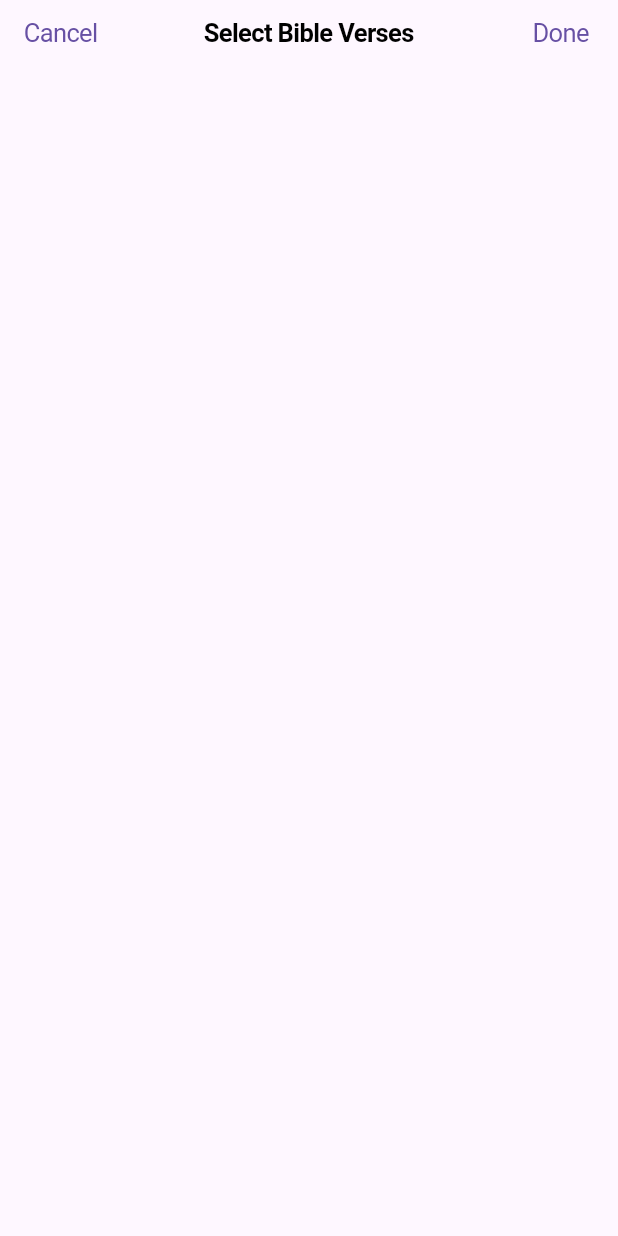
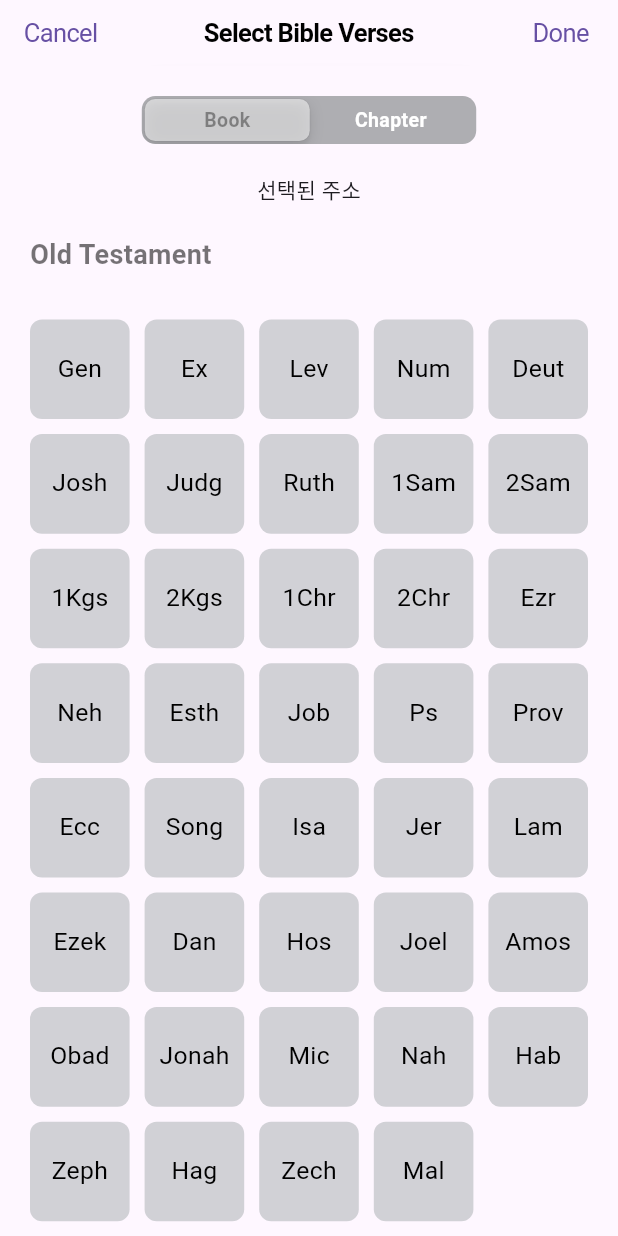
Before and after one commit to ashjang/LordBible_flutter, a Flutter app: the BibleSelect screen opened directly, on a phone screen of 412 x 824 dp. Run offline on Flutter 3.47's test engine with Material 3 defaults, Android fonts, the phone set to English and light mode, and no system bars; our stand-ins replace firebase_core, firebase_database, get; accounts and stored records are empty; generated files the repository leaves out were written again.

Commit message:
[add]: bible_select_book
- 말씀 구절 택하는 화면에서 book 선택하기

```diff
--- /dev/null
+++ b/lib/src/controller/bible_select_book.dart
@@ -0,0 +1,81 @@
+import 'package:flutter/cupertino.dart';
+import 'package:flutter/material.dart';
+import 'package:lord_bible/src/data/bible_data.dart';
+
+class BibleSelectBook extends StatelessWidget {
+  final String? selectedBook;
+  final ValueChanged<String> onBookedSelected;
+
+  const BibleSelectBook({
+    super.key,
+    required this.selectedBook,
+    required this.onBookedSelected,
+  });
+
+  @override
+  Widget build(BuildContext context) {
+    double textScaleFactor = MediaQuery.of(context).textScaleFactor;
+    int crossAxisCount = textScaleFactor > 1.0 ? 4 : 5;
+
+    return SingleChildScrollView(
+      child: Column(
+        crossAxisAlignment: CrossAxisAlignment.start,
+        children: [
+          const Padding(
+            padding: EdgeInsets.symmetric(vertical: 10, horizontal: 20),
+            child: Text("Old Testament",
+              style: TextStyle(fontSize: 18, fontWeight: FontWeight.bold, color: Colors.black54),
+            ),
+          ),
+          buildGridView(context, oldTestament, crossAxisCount),
+          const Padding(
+            padding: EdgeInsets.symmetric(vertical: 10, horizontal: 20),
+            child: Text("New Testament",
+              style: TextStyle(fontSize: 18, fontWeight: FontWeight.bold, color: Colors.black54),
+            ),
+          ),
+          buildGridView(context, newTestament, crossAxisCount),
+        ],
+      ),
+    );
+  }
+
+  Widget buildGridView(BuildContext context, List<String> books, int crossAxisCount) {
+    double fontSize = MediaQuery.of(context).size.width * 0.04;
+    return GridView.builder(
+      shrinkWrap: true,
+      physics: const NeverScrollableScrollPhysics(),
+      padding: const EdgeInsets.all(20),
+      gridDelegate: SliverGridDelegateWithFixedCrossAxisCount(
+        crossAxisCount: crossAxisCount,
+        crossAxisSpacing: 10,
+        mainAxisSpacing: 10,
+      ),
+      itemCount: books.length,
+      itemBuilder: (context, index) {
+        String book = books[index];
+        return GestureDetector(
+          onTap: () => onBookedSelected(book),
+          child: Container(
+            decoration: BoxDecoration(
+              color: selectedBook == book
+                  ? CupertinoColors.systemFill.withOpacity(0.7)
+                  : CupertinoColors.systemGrey4,
+              borderRadius: BorderRadius.circular(8),
+            ),
+            child: Center(
+              child: Text(
+                book,
+                style: TextStyle(
+                  fontSize: fontSize,
+                  fontWeight: selectedBook == book ? FontWeight.bold : FontWeight.normal,
+                  color: selectedBook == book ? Colors.white : Colors.black,
+                ),
+              ),
+            ),
+          ),
+        );
+      },
+    );
+  }
+}
--- /dev/null
+++ b/lib/src/data/bible_data.dart
@@ -0,0 +1,89 @@
+final Map<String, int> bibleData = {
+  "Gen": 50,
+  "Ex": 40,
+  "Lev": 27,
+  "Num": 36,
+  "Deut": 34,
+  "Josh": 24,
+  "Judg": 21,
+  "Ruth": 4,
+  "1Sam": 31,
+  "2Sam": 24,
+  "1Kgs": 22,
+  "2Kgs": 25,
+  "1Chr": 29,
+  "2Chr": 36,
+  "Ezr": 10,
+  "Neh": 13,
+  "Esth": 10,
+  "Job": 42,
+  "Ps": 150,
+  "Prov": 31,
+  "Ecc": 12,
+  "Song": 8,
+  "Isa": 66,
+  "Jer": 52,
+  "Lam": 5,
+  "Ezek": 48,
+  "Dan": 12,
+  "Hos": 14,
+  "Joel": 3,
+  "Amos": 9,
+  "Obad": 1,
+  "Jonah": 4,
+  "Mic": 7,
+  "Nah": 3,
+  "Hab": 3,
+  "Zeph": 3,
+  "Hag": 2,
+  "Zech": 14,
+  "Mal": 4,
+
+  "Matt": 28,
+  "Mk": 16,
+  "Lk": 24,
+  "Jn": 21,
+  "Acts": 28,
+  "Rom": 16,
+  "1Cor": 16,
+  "2Cor": 13,
+  "Gal": 6,
+  "Eph": 6,
+  "Phil": 4,
+  "Col": 4,
+  "1Th": 5,
+  "2Th": 3,
+  "1Tim": 6,
+  "2Tim": 4,
+  "Tit": 3,
+  "Phm": 1,
+  "Heb": 13,
+  "James": 5,
+  "1Pet": 5,
+  "2Pet": 3,
+  "1Jn": 5,
+  "2Jn": 1,
+  "3Jn": 1,
+  "Jude": 1,
+  "Rev": 22,
+};
+
+List<String> oldTestament = [
+  "Gen", "Ex", "Lev", "Num", "Deut",
+  "Josh", "Judg", "Ruth", "1Sam", "2Sam",
+  "1Kgs", "2Kgs", "1Chr", "2Chr", "Ezr",
+  "Neh", "Esth", "Job", "Ps", "Prov",
+  "Ecc", "Song", "Isa", "Jer", "Lam",
+  "Ezek", "Dan", "Hos", "Joel", "Amos",
+  "Obad", "Jonah", "Mic", "Nah", "Hab",
+  "Zeph", "Hag", "Zech", "Mal"
+];
+
+List<String> newTestament = [
+  "Matt", "Mk", "Lk", "Jn", "Acts",
+  "Rom", "1Cor", "2Cor", "Gal", "Eph",
+  "Phil", "Col", "1Th", "2Th", "1Tim",
+  "2Tim", "Tit", "Phm", "Heb", "James",
+  "1Pet", "2Pet", "1Jn", "2Jn", "3Jn",
+  "Jude", "Rev"
+];
--- a/lib/src/pages/bible_select.dart
+++ b/lib/src/pages/bible_select.dart
@@ -1,5 +1,6 @@
 import 'package:flutter/cupertino.dart';
 import 'package:flutter/material.dart';
+import 'package:lord_bible/src/controller/bible_select_book.dart';
 
 class BibleSelect extends StatefulWidget {
   const BibleSelect({super.key});
@@ -9,10 +10,36 @@ class BibleSelect extends StatefulWidget {
 }
 
 class _BibleSelectState extends State<BibleSelect> {
+  int _selectedSegment = 0;
+  String? address = "선택된 주소";
+  String? selectedBook;
+  int? chapter;
+  int? verse;
+
+  Widget segmentView() {
+    switch (_selectedSegment) {
+      case 0:
+        return BibleSelectBook(
+          selectedBook: selectedBook,
+          onBookedSelected: (book) {
+            setState(() {
+              selectedBook = book;
+              address = "$book";
+              _selectedSegment = 1;
+            });
+          },
+        );
+      case 1:
+        return Center(child: Text('Chapter'),);
+      default:
+        return Center(child: Text('Unknown'),);
+    }
+  }
+
   @override
   Widget build(BuildContext context) {
-    return CupertinoPageScaffold(
-      navigationBar: CupertinoNavigationBar(
+    return Scaffold(
+      appBar: CupertinoNavigationBar(
           heroTag: 'bible_select_tag',
           transitionBetweenRoutes: false,
           middle: Text("Select Bible Verses", style: TextStyle(fontWeight: FontWeight.bold)),
@@ -30,8 +57,38 @@ class _BibleSelectState extends State<BibleSelect> {
           backgroundColor: Colors.transparent,
           border: Border(bottom: BorderSide(color: Colors.transparent))
       ),
-      child: CustomScrollView(
 
+      body: Column(
+        children: [
+          Padding(
+            padding: const EdgeInsets.symmetric(vertical: 20),
+            child: CupertinoSlidingSegmentedControl(
+                backgroundColor: CupertinoColors.systemGrey2,
+                thumbColor: Colors.white54,
+
+                children: {
+                  0: Padding(padding: EdgeInsets.symmetric(horizontal: 20),
+                    child: Text('Book', style:
+                    TextStyle(fontWeight: FontWeight.bold, color: _selectedSegment == 0 ? Colors.black38 : Colors.white),),
+                  ),
+                  1: Padding(padding: EdgeInsets.symmetric(horizontal: 20),
+                    child: Text('Chapter', style:
+                    TextStyle(fontWeight: FontWeight.bold, color: _selectedSegment == 1 ? Colors.black38 : Colors.white),),
+                  ),
+                },
+                groupValue: _selectedSegment,
+                onValueChanged: (int? value) {
+                  setState(() {
+                    _selectedSegment = value!;
+                  });
+                }
+            ),
+          ),
+
+          Text("${address}"),
+          SizedBox(height: 10,),
+          Expanded(child: segmentView())
+        ],
       ),
     );
   }
```
